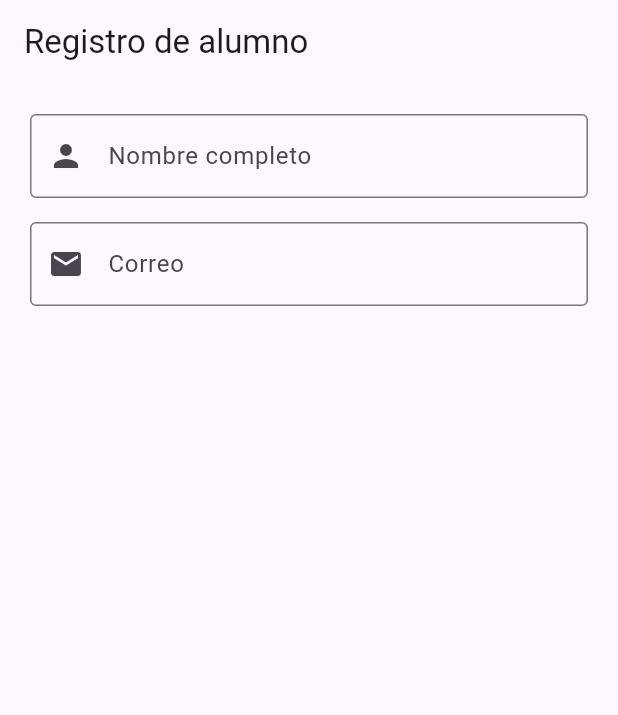
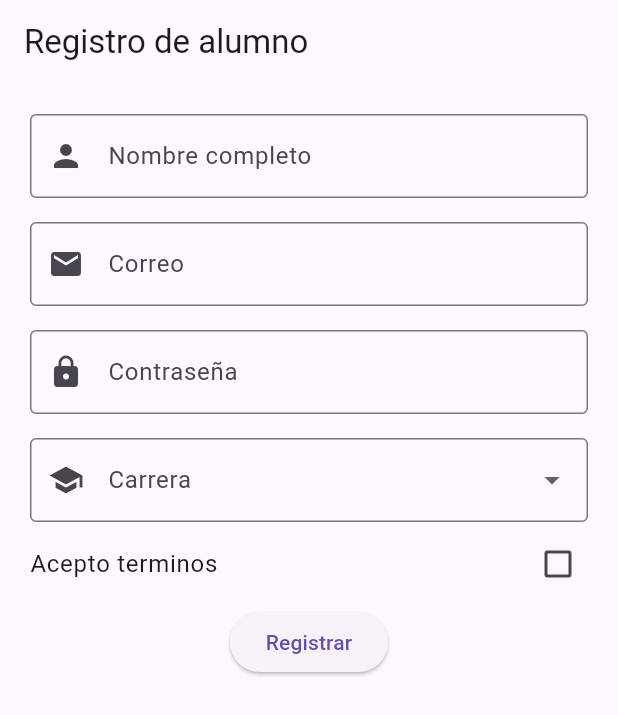
Before and after one commit to Irving2355/Dispositivos-Moviles-2026, a Flutter app: the screen it shows after launch, on a phone screen of 412 x 824 dp. Shown: the top 715 px of the screen. Run offline on Flutter 3.47's test engine with Material 3 defaults, Android fonts, the phone set to English and light mode, and no system bars.

Commit message:
Clase 2026-08-25 - Grupo 7C

```diff
--- a/clases/formularios/lib/main.dart
+++ b/clases/formularios/lib/main.dart
@@ -33,6 +33,10 @@ class RegistroPage extends StatefulWidget {
 class _RegistroPageState extends State<RegistroPage> {
   final _formKey = GlobalKey<FormState>();
   final _nombreController = TextEditingController();
+  final _correoController = TextEditingController();
+  final _passworController = TextEditingController();
+  String? _carrera;
+  bool _aceptaTerminos = false;
 
   @override
   Widget build(BuildContext context) {
@@ -40,7 +44,7 @@ class _RegistroPageState extends State<RegistroPage> {
       appBar: AppBar(
         title: const Text('Registro de alumno',),
       ),
-      body: Padding(
+      body: SingleChildScrollView(
         padding: const EdgeInsets.all(20),
 
         child: Form(
@@ -86,6 +90,76 @@ class _RegistroPageState extends State<RegistroPage> {
                   border: OutlineInputBorder(),
                 ),
               ),
+
+              SizedBox(
+                height: 16,
+              ),
+
+              TextFormField(
+                controller: _passworController,
+                obscureText: true,
+
+                decoration: InputDecoration(
+                  labelText: 'Contraseña',
+                  prefixIcon: Icon(Icons.lock,),
+                  border: OutlineInputBorder(),
+                ),
+              ),
+
+              SizedBox(
+                height: 16,
+              ),
+
+
+              DropdownButtonFormField(
+                initialValue: _carrera,
+                decoration: const InputDecoration(
+                  labelText: 'Carrera',
+                  prefixIcon: Icon(Icons.school),
+                  border: OutlineInputBorder(),
+                ),
+
+                items: const [
+                  DropdownMenuItem(
+                    value: 'ISC',
+                    child: Text('Ingeneria en sistemas',),
+                  ),
+                  DropdownMenuItem(
+                    value: 'IE',
+                    child: Text('Ingeneria en electronica',),
+                  ),
+                ],
+                onChanged: (value){
+                  setState(() {
+                    _carrera = value;
+                  });
+                },
+
+                validator: (value){
+                  if(value == null){
+                    return 'Selecciona una carrera';
+                  }
+                  return null;
+                },
+                ),
+
+                CheckboxListTile(
+                  contentPadding: EdgeInsets.zero,
+                  title: const Text('Acepto terminos',),
+                  value: _aceptaTerminos,
+                  onChanged: (value){
+                    setState(() {
+                      _aceptaTerminos = value ?? false;
+                    });
+                  }
+                ),
+
+                ElevatedButton(
+                  onPressed: (){
+
+                  },
+                  child: Text('Registrar',),
+                  ),
             ],
           ),
         ),
```
